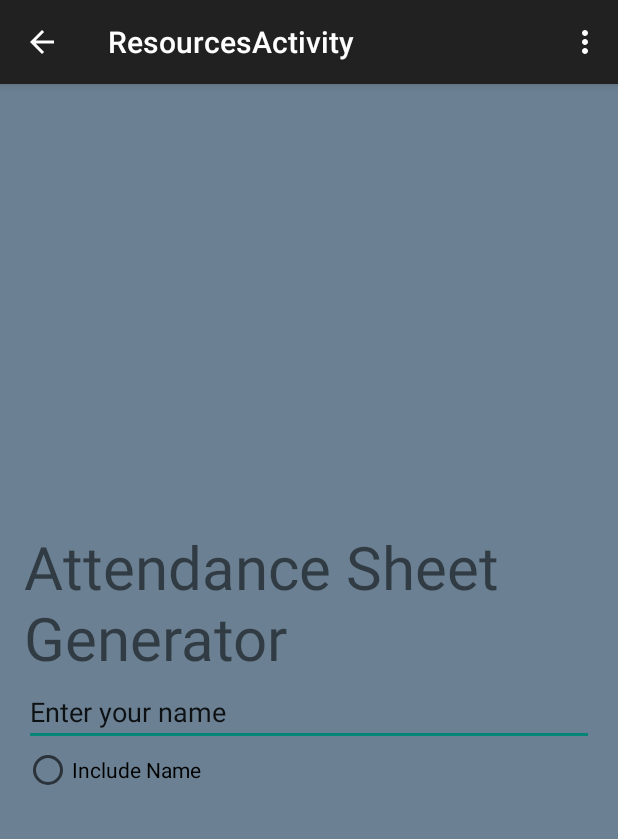
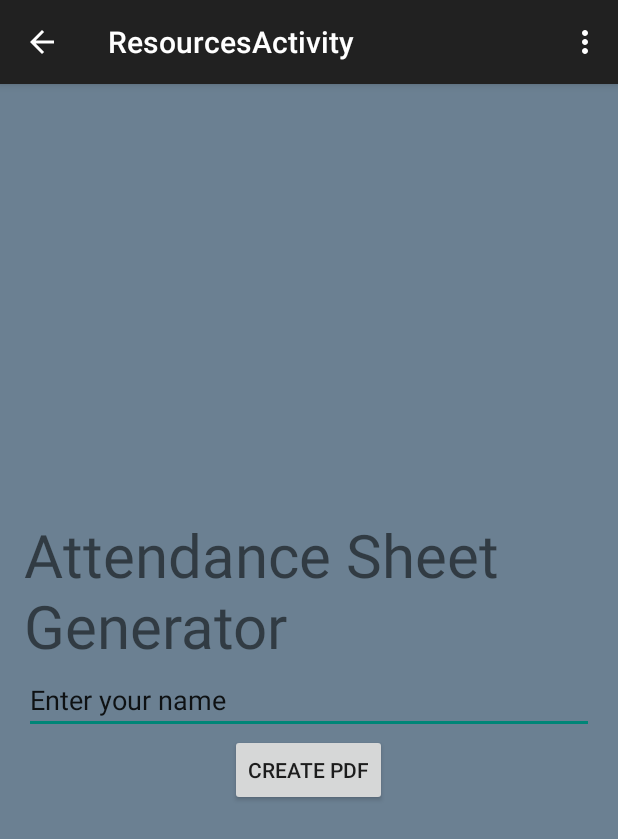
Before and after one commit to J0315C-human/SIborg, an Android app: the ResourcesActivity screen opened directly, with no data from a screen before it, on a phone screen of 412 x 824 dp. Shown: the top 839 px of the screen. Run offline under Robolectric (Android 15) with nearby library versions, the phone set to English and light mode, and no system bars; libraries missing offline, so code that uses them is left out: com.itextpdf.text, junit.framework.

Commit message:
added some pdf stuff. (itext) 2

```diff
--- a/app/src/main/res/layout/activity_resources.xml
+++ b/app/src/main/res/layout/activity_resources.xml
@@ -23,14 +23,16 @@
         android:ems="10"
         android:id="@+id/enter_name"
         android:layout_gravity="center_horizontal"
+        android:onClick="onClickEnterName"
         />
 
-    <RadioButton
+    <Button
         android:layout_width="wrap_content"
         android:layout_height="wrap_content"
-        android:text="Include Name"
-        android:id="@+id/Choose_Something"
-        android:layout_gravity="left" />
+        android:text="@string/CreatePDFButton"
+        android:id="@+id/button"
+        android:layout_gravity="center_horizontal"
+        android:onClick="CreatePDF"/>
 
 
 </LinearLayout>
--- a/app/src/main/res/values/strings.xml
+++ b/app/src/main/res/values/strings.xml
@@ -10,5 +10,6 @@
     <string name="B2">FORUM</string>
     <string name="B3">RESOURCES</string>
     <string name="enter_name">Enter your name</string>
+    <string name="CreatePDFButton">Create PDF</string>
 
 </resources>
```
Also changed, not shown: app/src/main/java/joelschuman/siborg/ResourcesActivity.java (+21 -3 lines).
